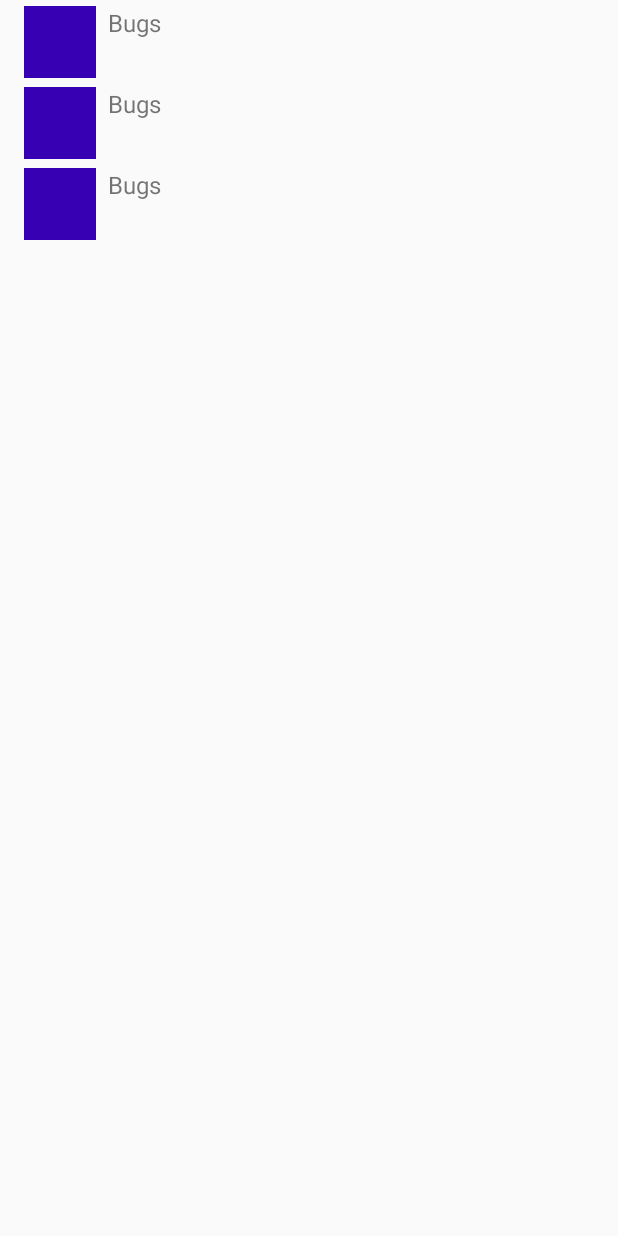
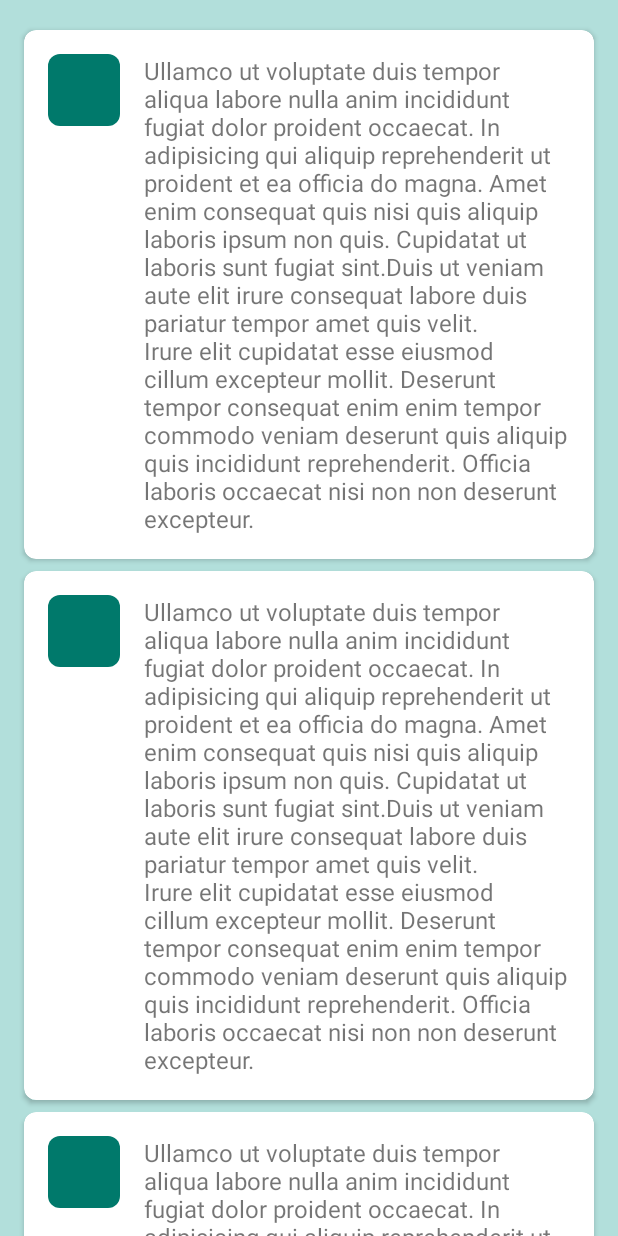
Before and after one commit to Slyrand/mobile-coding-challenge, an Android app: the layout activity_postures_list.xml on its own in the app's theme, with its tools: preview values and no code run, on a phone screen of 412 x 824 dp. Run offline under Robolectric (Android 15) with nearby library versions, the phone set to English and light mode, and no system bars.

Commit message:
Added recycler view and adapter for postures in master list

```diff
--- a/app/build.gradle
+++ b/app/build.gradle
@@ -1,5 +1,6 @@
 apply plugin: 'com.android.application'
 apply plugin: 'kotlin-android'
+apply plugin: 'kotlin-kapt'
 apply plugin: 'kotlin-android-extensions'
 
 android {
@@ -28,6 +29,10 @@ dependencies {
     implementation project(":data")
     implementation project(":domain")
 
+    // GLIDE
+    implementation "com.github.bumptech.glide:glide:${glide_version}"
+    kapt "com.github.bumptech.glide:compiler:${glide_version}"
+
     implementation "androidx.swiperefreshlayout:swiperefreshlayout:1.1.0"
     implementation 'com.google.android.material:material:1.2.1'
 
--- /dev/null
+++ b/app/src/main/java/com/yogasolo/test/core/extensions/ImageViewExtensions.kt
@@ -0,0 +1,26 @@
+package com.yogasolo.test.core.extensions
+
+import android.widget.ImageView
+import androidx.annotation.DrawableRes
+import com.bumptech.glide.Glide
+import com.bumptech.glide.load.resource.bitmap.CenterCrop
+import com.bumptech.glide.load.resource.bitmap.RoundedCorners
+import com.bumptech.glide.request.RequestOptions
+import com.yogasolo.test.R
+
+fun ImageView.loadWithRoundedCorners(
+    url: String?,
+    radius: Int = 18,
+    @DrawableRes placeHolder: Int = R.drawable.bg_posture_picture
+) {
+    val requestOptions = RequestOptions()
+        .placeholder(placeHolder)
+        .transform(
+            CenterCrop(),
+            RoundedCorners(radius)
+        )
+    Glide.with(context)
+        .load(url)
+        .apply(requestOptions)
+        .into(this)
+}
--- /dev/null
+++ b/app/src/main/java/com/yogasolo/test/postures/list/PosturesAdapter.kt
@@ -0,0 +1,44 @@
+package com.yogasolo.test.postures.list
+
+import android.view.LayoutInflater
+import android.view.View
+import android.view.ViewGroup
+import androidx.recyclerview.widget.RecyclerView
+import com.yogasolo.domain.postures.model.Posture
+import com.yogasolo.test.R
+import com.yogasolo.test.core.extensions.loadWithRoundedCorners
+import kotlinx.android.synthetic.main.item_posture.view.*
+
+class PosturesAdapter : RecyclerView.Adapter<PosturesAdapter.ViewHolder>() {
+
+    private val items: MutableList<Posture> = mutableListOf()
+
+    override fun onCreateViewHolder(parent: ViewGroup, viewType: Int): ViewHolder {
+        val view = LayoutInflater.from(parent.context).inflate(R.layout.item_posture, parent, false)
+
+        return ViewHolder(view)
+    }
+
+    override fun onBindViewHolder(holder: ViewHolder, position: Int) {
+        holder.bind(items[position])
+    }
+
+    override fun getItemCount(): Int = items.size
+
+    fun addAll(newItems: List<Posture>) {
+        val startingIndex = items.size
+        items.addAll(newItems)
+
+        notifyItemRangeInserted(startingIndex, newItems.size)
+    }
+
+    class ViewHolder(itemView: View) : RecyclerView.ViewHolder(itemView) {
+
+        fun bind(posture: Posture) {
+            with(itemView) {
+                text_view_posture_description.text = posture.description
+                image_view_posture.loadWithRoundedCorners(posture.picture)
+            }
+        }
+    }
+}
--- a/app/src/main/java/com/yogasolo/test/postures/list/PosturesListActivity.kt
+++ b/app/src/main/java/com/yogasolo/test/postures/list/PosturesListActivity.kt
@@ -1,17 +1,18 @@
 package com.yogasolo.test.postures.list
 
 import android.os.Bundle
+import androidx.recyclerview.widget.LinearLayoutManager
 import com.yogasolo.domain.postures.model.Posture
 import com.yogasolo.test.R
 import com.yogasolo.test.core.coroutines.ScopedActivity
+import kotlinx.android.synthetic.main.activity_postures_list.*
 import org.koin.android.scope.currentScope
 import org.koin.core.parameter.parametersOf
 
 class PosturesListActivity : ScopedActivity(), PosturesListPresenter.View {
 
-    private val _presenter: PosturesListPresenter by currentScope.inject {
-        parametersOf(this)
-    }
+    private val _presenter: PosturesListPresenter by currentScope.inject { parametersOf(this) }
+    private val _posturesAdapter = PosturesAdapter()
 
     override fun onCreate(savedInstanceState: Bundle?) {
         super.onCreate(savedInstanceState)
@@ -21,10 +22,11 @@ class PosturesListActivity : ScopedActivity(), PosturesListPresenter.View {
     }
 
     override fun setUpUI() {
-
+        postures_recycler_view.adapter = _posturesAdapter
+        postures_recycler_view.layoutManager = LinearLayoutManager(this)
     }
 
     override fun addPostures(postures: List<Posture>) {
-
+        _posturesAdapter.addAll(postures)
     }
 }
--- a/app/src/main/java/com/yogasolo/test/postures/list/PosturesListPresenter.kt
+++ b/app/src/main/java/com/yogasolo/test/postures/list/PosturesListPresenter.kt
@@ -21,6 +21,7 @@ class PosturesListPresenter(
 
     override fun attachView(view: View) {
         _view = view
+        _view.setUpUI()
 
         launchUI {
             await { posturesRepository.getPostures() }.fold(
--- /dev/null
+++ b/app/src/main/res/drawable/bg_posture_picture.xml
@@ -0,0 +1,10 @@
+<?xml version="1.0" encoding="utf-8"?>
+<selector xmlns:android="http://schemas.android.com/apk/res/android">
+    <item>
+        <shape android:shape="rectangle">
+            <solid android:color="@color/colorPrimaryDark" />
+
+            <corners android:radius="8dp" />
+        </shape>
+    </item>
+</selector>
--- a/app/src/main/res/layout/activity_postures_list.xml
+++ b/app/src/main/res/layout/activity_postures_list.xml
@@ -4,6 +4,7 @@
     xmlns:tools="http://schemas.android.com/tools"
     android:layout_width="match_parent"
     android:layout_height="match_parent"
+    android:background="@color/colorPrimaryLight"
     tools:context=".postures.list.PosturesListActivity">
 
     <androidx.swiperefreshlayout.widget.SwipeRefreshLayout
@@ -20,6 +21,10 @@
             android:layout_width="match_parent"
             android:layout_height="wrap_content"
             android:layout_marginTop="16dp"
+            android:clipToPadding="false"
+            android:paddingStart="16dp"
+            android:paddingTop="16dp"
+            android:paddingEnd="16dp"
             android:scrollbars="none"
             tools:listitem="@layout/item_posture" />
     </androidx.swiperefreshlayout.widget.SwipeRefreshLayout>
--- a/app/src/main/res/layout/item_posture.xml
+++ b/app/src/main/res/layout/item_posture.xml
@@ -1,34 +1,38 @@
 <?xml version="1.0" encoding="utf-8"?>
-<androidx.constraintlayout.widget.ConstraintLayout xmlns:android="http://schemas.android.com/apk/res/android"
+<androidx.cardview.widget.CardView xmlns:android="http://schemas.android.com/apk/res/android"
     xmlns:app="http://schemas.android.com/apk/res-auto"
     xmlns:tools="http://schemas.android.com/tools"
     android:layout_width="match_parent"
     android:layout_height="wrap_content"
+    android:layout_marginTop="4dp"
+    android:layout_marginBottom="4dp"
     android:gravity="center_vertical"
-    android:paddingTop="4dp"
-    android:paddingBottom="2dp">
+    app:cardCornerRadius="8dp">
+
+    <androidx.constraintlayout.widget.ConstraintLayout
+        android:layout_width="match_parent"
+        android:layout_height="wrap_content"
+        android:layout_margin="16dp">
 
         <ImageView
             android:id="@+id/image_view_posture"
             android:layout_width="48dp"
             android:layout_height="48dp"
-        android:layout_marginStart="16dp"
-        app:layout_constraintBottom_toBottomOf="parent"
             app:layout_constraintStart_toStartOf="parent"
             app:layout_constraintTop_toTopOf="parent"
-        tools:src="@color/colorPrimaryDark"/>
+            tools:src="@drawable/bg_posture_picture" />
 
         <TextView
-        android:id="@+id/textViewOrganizationName"
-        android:layout_width="wrap_content"
+            android:id="@+id/text_view_posture_description"
+            android:layout_width="0dp"
             android:layout_height="wrap_content"
+            android:layout_marginStart="16dp"
             android:layout_weight="1"
             android:ellipsize="end"
-        android:layout_marginStart="8dp"
-        android:maxLength="30"
-        android:maxLines="1"
             android:textSize="16sp"
+            app:layout_constraintEnd_toEndOf="parent"
             app:layout_constraintStart_toEndOf="@+id/image_view_posture"
             app:layout_constraintTop_toTopOf="@+id/image_view_posture"
-        tools:text="Bugs" />
+            tools:text="Ullamco ut voluptate duis tempor aliqua labore nulla anim incididunt fugiat dolor proident occaecat. In adipisicing qui aliquip reprehenderit ut proident et ea officia do magna. Amet enim consequat quis nisi quis aliquip laboris ipsum non quis. Cupidatat ut laboris sunt fugiat sint.Duis ut veniam aute elit irure consequat labore duis pariatur tempor amet quis velit. Irure elit cupidatat esse eiusmod cillum excepteur mollit. Deserunt tempor consequat enim enim tempor commodo veniam deserunt quis aliquip quis incididunt reprehenderit. Officia laboris occaecat nisi non non deserunt excepteur." />
     </androidx.constraintlayout.widget.ConstraintLayout>
+</androidx.cardview.widget.CardView>
--- a/app/src/main/res/values/colors.xml
+++ b/app/src/main/res/values/colors.xml
@@ -1,6 +1,7 @@
 <?xml version="1.0" encoding="utf-8"?>
 <resources>
-    <color name="colorPrimary">#6200EE</color>
-    <color name="colorPrimaryDark">#3700B3</color>
+    <color name="colorPrimaryDark">#00796b</color>
+    <color name="colorPrimary">#26a69a</color>
+    <color name="colorPrimaryLight">#b2dfdb</color>
     <color name="colorAccent">#03DAC5</color>
 </resources>
--- a/build.gradle
+++ b/build.gradle
@@ -7,6 +7,7 @@ buildscript {
         retrofit_version = '2.9.0'
         okhttp_version = '4.8.0'
         gson_version = '2.8.6'
+        glide_version = '4.11.0'
     }
 
     repositories {
```
Lines whose indentation alone changed are shown as unchanged.
